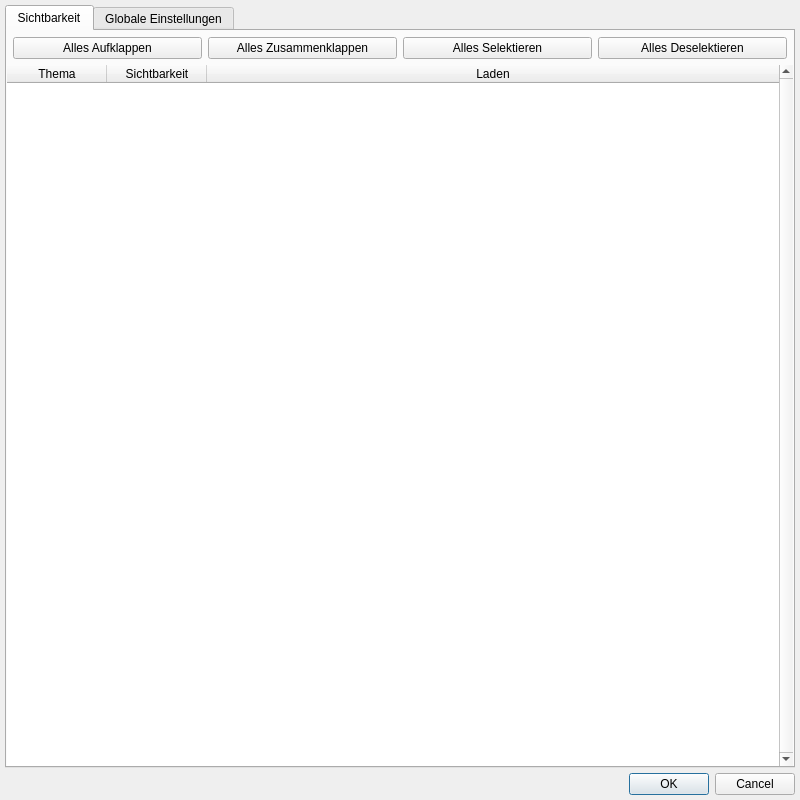
First picture: the form in ui/settings_dialog.ui, repository geoObserver/geobasis_loader, before the edit.
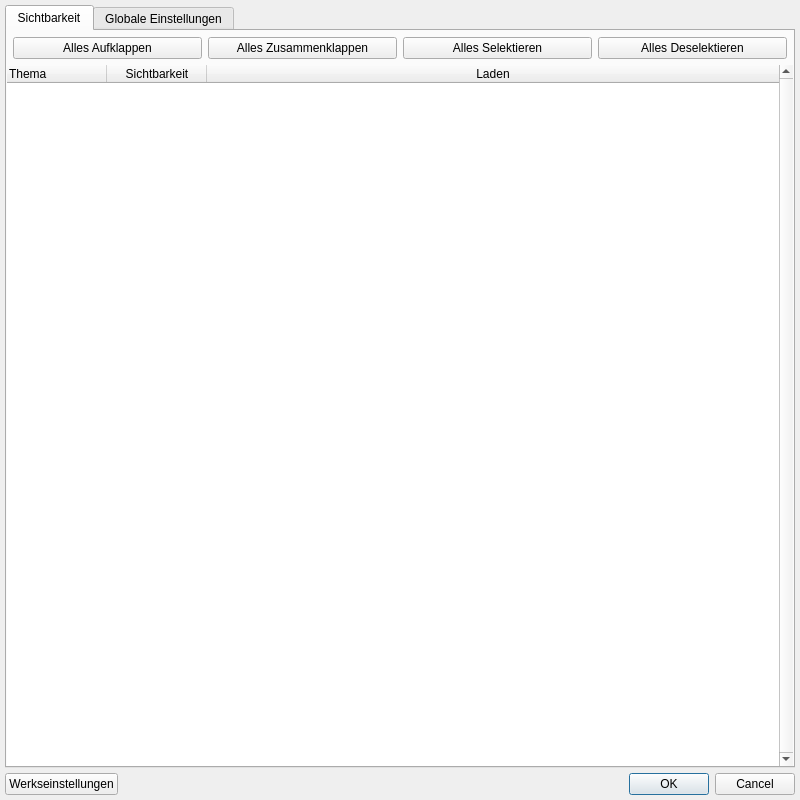
Second picture: the form after the edit.

Commit message: Add reset button to SettingsDialog for restoring default settings

Diff of the .ui file:
```diff
--- a/ui/settings_dialog.ui
+++ b/ui/settings_dialog.ui
@@ -171,7 +171,7 @@
            <string notr="true">Thema</string>
           </property>
           <property name="textAlignment">
-           <set>AlignCenter</set>
+           <set>AlignLeading|AlignVCenter</set>
           </property>
          </column>
          <column>
@@ -205,6 +205,28 @@
     </widget>
    </item>
    <item>
+    <widget class="QWidget" name="widget" native="true">
+     <layout class="QHBoxLayout" name="horizontalLayout">
+      <property name="leftMargin">
+       <number>0</number>
+      </property>
+      <property name="topMargin">
+       <number>0</number>
+      </property>
+      <property name="rightMargin">
+       <number>0</number>
+      </property>
+      <property name="bottomMargin">
+       <number>0</number>
+      </property>
+      <item>
+       <widget class="QPushButton" name="reset_button">
+        <property name="text">
+         <string>Werkseinstellungen</string>
+        </property>
+       </widget>
+      </item>
+      <item>
     <widget class="QDialogButtonBox" name="button_box">
      <property name="orientation">
       <enum>Qt::Horizontal</enum>
@@ -212,6 +234,9 @@
      <property name="standardButtons">
       <set>QDialogButtonBox::Cancel|QDialogButtonBox::Ok</set>
      </property>
+       </widget>
+      </item>
+     </layout>
     </widget>
    </item>
   </layout>
```
Lines whose indentation alone changed are shown as unchanged. The commit also changes 1 other file.
